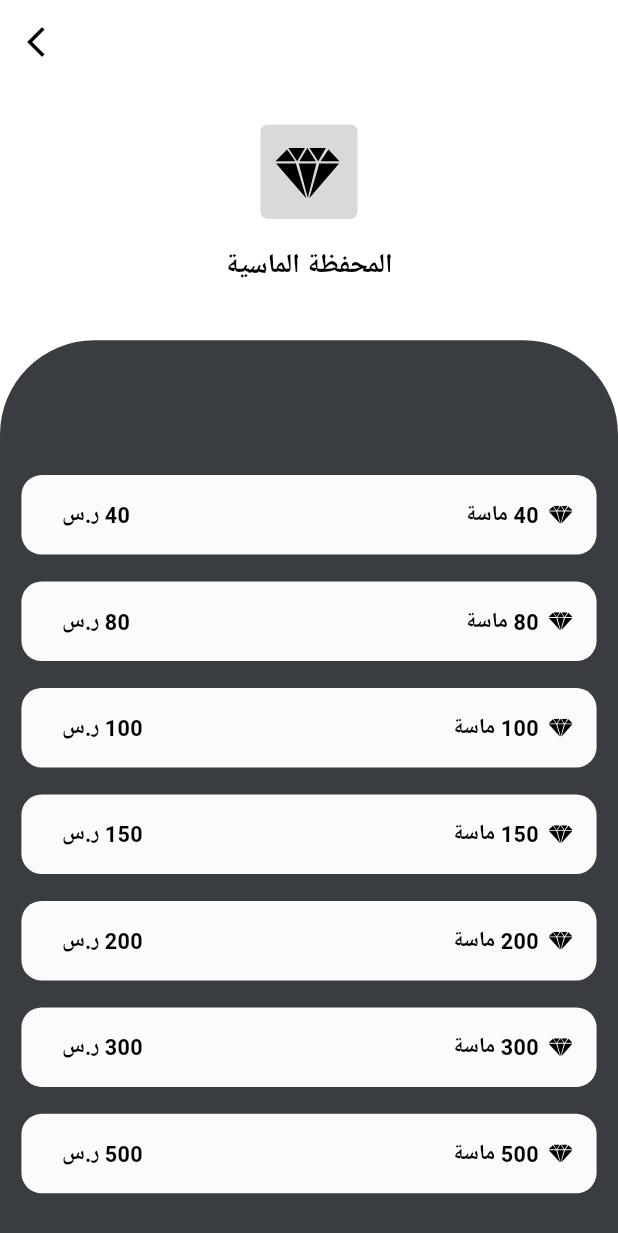
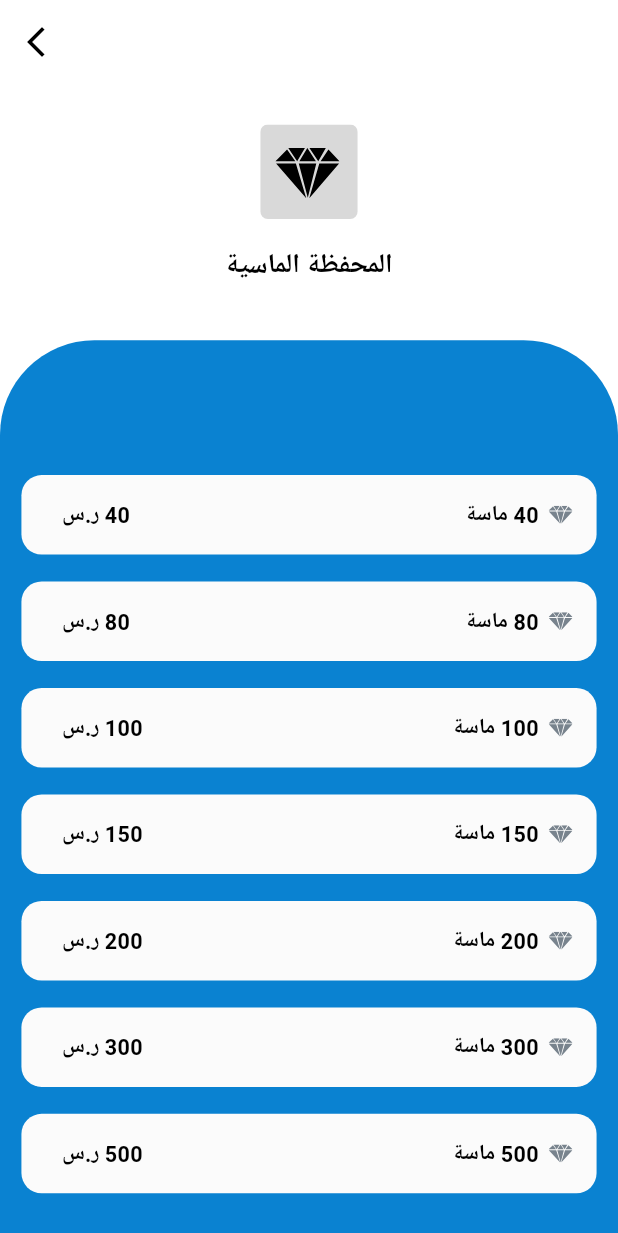
Before and after one commit to mohammedhedaya/-Sar-aat-Al-Tasweeq, a Flutter app: the DiamondWalletView screen opened by its route, on a phone screen of 412 x 824 dp. Shown: the top 1233 px of the screen. Run offline on Flutter 3.47's test engine with Material 3 defaults, Android fonts, the phone set to English and light mode, and no system bars; our stand-ins replace adaptive_theme, carousel_slider, chat_bubbles, country_code_picker, device_preview, easy_localization and 11 more; missing offline and left inert: qr_code_scanner; accounts and stored records are empty.

Commit message:
edit Colors diamond wallet

```diff
--- a/lib/features/diamond_wallet/presentation/widgets/view_body_of_diamond_wallet.dart
+++ b/lib/features/diamond_wallet/presentation/widgets/view_body_of_diamond_wallet.dart
@@ -12,6 +12,7 @@ class ViewBodyOfDiamondWallet extends StatelessWidget {
 
   @override
   Widget build(BuildContext context) {
+    final isDark = Theme.of(context).brightness == Brightness.dark;
     final List<Map<String, dynamic>> diamondData = [
       {
         'price': '40 ${"a_diamed".tr(context: context)}',
@@ -94,7 +95,9 @@ class ViewBodyOfDiamondWallet extends StatelessWidget {
                   topRight: Radius.circular(70.r),
                   topLeft: Radius.circular(70.r),
                 ),
-                color: const Color(0xff080D12).withOpacity(0.80),
+                color: isDark
+                    ? const Color(0xff080D12).withOpacity(0.80)
+                    : AppColors.blueLight,
               ),
               child: ListView.builder(
                 shrinkWrap: true,
@@ -116,8 +119,8 @@ class ViewBodyOfDiamondWallet extends StatelessWidget {
                           children: [
                             SvgPicture.asset(
                               Assets.imagesJewel,
-                              colorFilter: const ColorFilter.mode(
-                                AppColors.blackColor,
+                              colorFilter: ColorFilter.mode(
+                                isDark ? AppColors.blackColor : AppColors.gray,
                                 BlendMode.srcIn,
                               ),
                             ),
```
